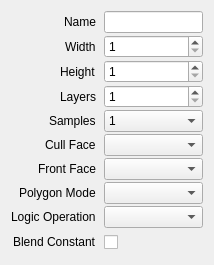
First picture: the form in src/session/TargetProperties.ui, repository houmain/gpupad, before the edit.
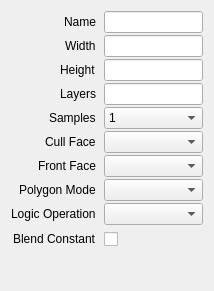
Second picture: the form after the edit. Custom widgets are drawn as their Qt base class.

Commit message: Allowing expressions in Target default width/height/layers

```diff
--- a/src/session/TargetProperties.ui
+++ b/src/session/TargetProperties.ui
@@ -7,7 +7,7 @@
     <x>0</x>
     <y>0</y>
     <width>214</width>
-    <height>264</height>
+    <height>291</height>
    </rect>
   </property>
   <layout class="QVBoxLayout" name="verticalLayout">
@@ -41,16 +41,6 @@
        </property>
       </widget>
      </item>
-     <item row="1" column="1">
-      <widget class="QSpinBox" name="width">
-       <property name="minimum">
-        <number>1</number>
-       </property>
-       <property name="maximum">
-        <number>65536</number>
-       </property>
-      </widget>
-     </item>
      <item row="2" column="0">
       <widget class="QLabel" name="labelHeight">
        <property name="text">
@@ -58,16 +48,6 @@
        </property>
       </widget>
      </item>
-     <item row="2" column="1">
-      <widget class="QSpinBox" name="height">
-       <property name="minimum">
-        <number>1</number>
-       </property>
-       <property name="maximum">
-        <number>65536</number>
-       </property>
-      </widget>
-     </item>
      <item row="3" column="0">
       <widget class="QLabel" name="labelLayers">
        <property name="text">
@@ -75,16 +55,6 @@
        </property>
       </widget>
      </item>
-     <item row="3" column="1">
-      <widget class="QSpinBox" name="layers">
-       <property name="minimum">
-        <number>1</number>
-       </property>
-       <property name="maximum">
-        <number>256</number>
-       </property>
-      </widget>
-     </item>
      <item row="4" column="0">
       <widget class="QLabel" name="labelSamples">
        <property name="text">
@@ -198,6 +168,15 @@
      <item row="0" column="1">
       <widget class="QLineEdit" name="name"/>
      </item>
+     <item row="1" column="1">
+      <widget class="QLineEdit" name="width"/>
+     </item>
+     <item row="2" column="1">
+      <widget class="QLineEdit" name="height"/>
+     </item>
+     <item row="3" column="1">
+      <widget class="QLineEdit" name="layers"/>
+     </item>
     </layout>
    </item>
   </layout>
```
Left out of the diff: 3 changed lines with no effect on the pictures. The commit also changes 10 other files.
